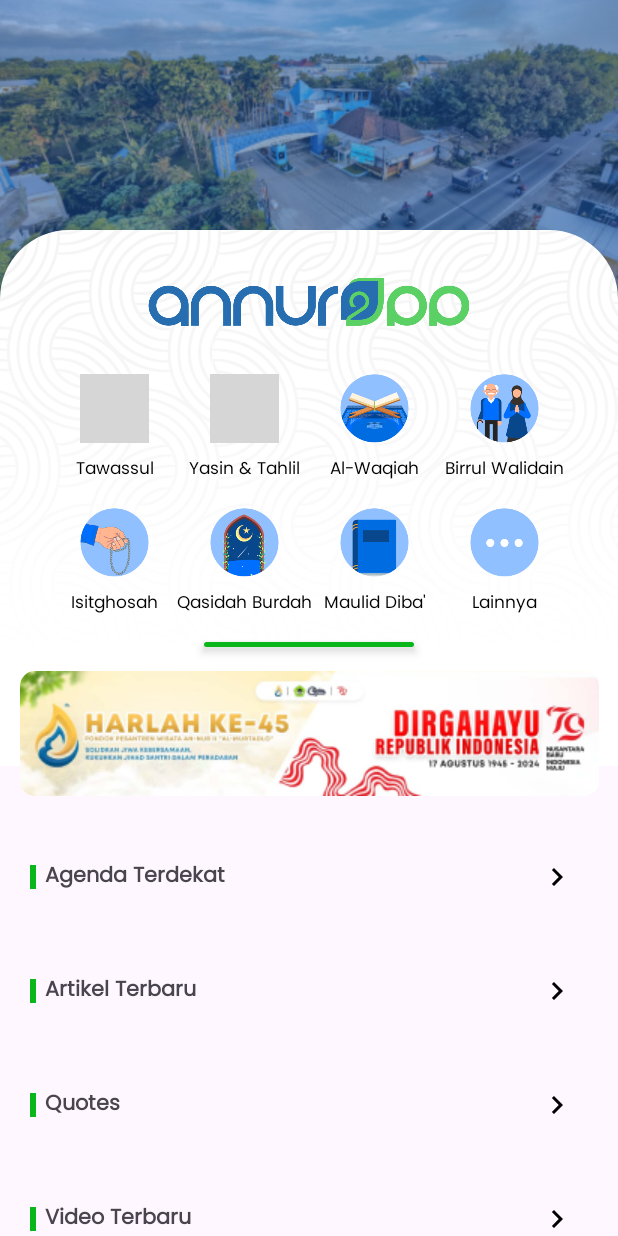
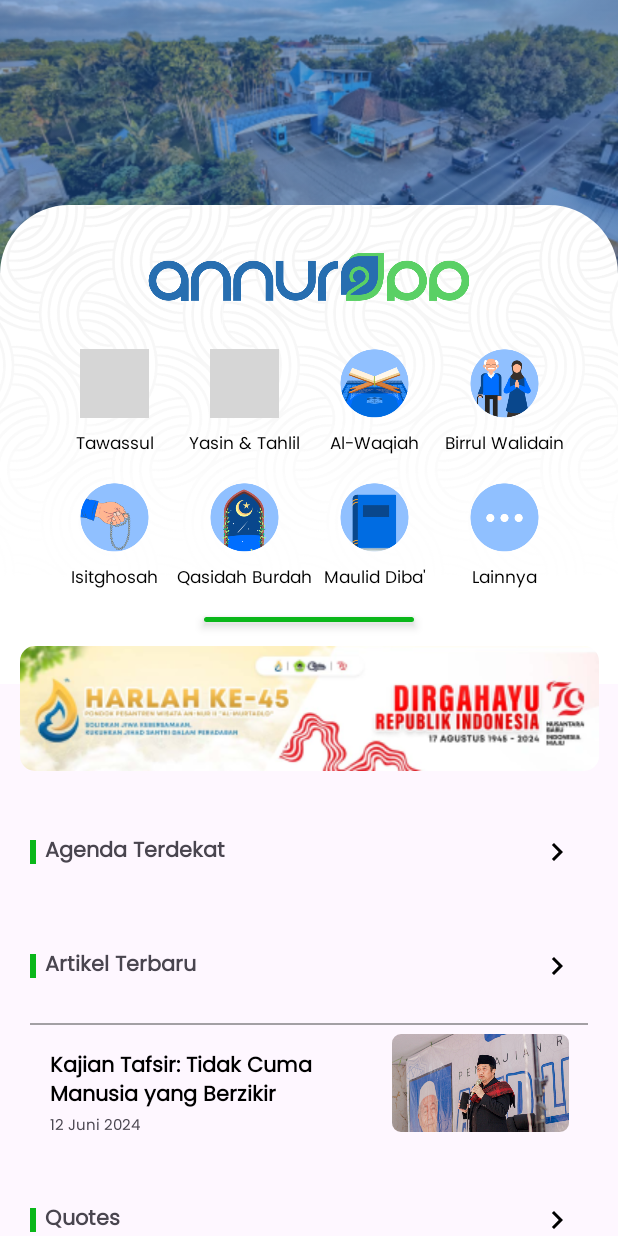
Before and after one commit to cyberannur2/Annur2App, an Android app: the layout fragment_home.xml on its own in the app's theme, with its tools: preview values and no code run, on a phone screen of 412 x 824 dp. Run offline under Robolectric (Android 15) with nearby library versions, the phone set to English and light mode, and no system bars; grey boxes are pictures that could not be loaded.

Commit message:
build: update UI Artikel

```diff
--- a/app/src/main/AndroidManifest.xml
+++ b/app/src/main/AndroidManifest.xml
@@ -1,7 +1,7 @@
 <?xml version="1.0" encoding="utf-8"?>
 <manifest xmlns:android="http://schemas.android.com/apk/res/android"
     xmlns:tools="http://schemas.android.com/tools">
-
+    <uses-permission android:name="android.permission.INTERNET"/>
     <application
         android:allowBackup="true"
         android:dataExtractionRules="@xml/data_extraction_rules"
--- a/app/src/main/res/layout/fragment_home.xml
+++ b/app/src/main/res/layout/fragment_home.xml
@@ -1,9 +1,9 @@
 <?xml version="1.0" encoding="utf-8"?>
 <FrameLayout xmlns:android="http://schemas.android.com/apk/res/android"
+    xmlns:app="http://schemas.android.com/apk/res-auto"
     xmlns:tools="http://schemas.android.com/tools"
     android:layout_width="match_parent"
     android:layout_height="match_parent"
-    xmlns:app="http://schemas.android.com/apk/res-auto"
     tools:context=".HomeFragment">
 
     <androidx.core.widget.NestedScrollView
@@ -54,13 +54,12 @@
                 app:layout_constraintGuide_percent="0.15" />
 
 
-
             <com.google.android.material.imageview.ShapeableImageView
                 android:layout_width="match_parent"
                 android:layout_height="0dp"
+                android:background="@color/white"
                 android:scaleType="centerCrop"
                 android:src="@drawable/bg_pattern"
-                android:background="@color/white"
                 app:layout_constraintBottom_toBottomOf="@id/top_home_guidelane2"
                 app:layout_constraintEnd_toEndOf="parent"
                 app:layout_constraintStart_toStartOf="parent"
@@ -113,7 +112,7 @@
 
             <!--    Banner-->
 
-            <HorizontalScrollView
+            <RelativeLayout
                 android:id="@+id/view_banner"
                 android:layout_width="wrap_content"
                 android:layout_height="wrap_content"
@@ -127,7 +126,7 @@
                 app:layout_constraintTop_toBottomOf="@id/line1">
 
                 <include layout="@layout/fragment_banner" />
-            </HorizontalScrollView>
+            </RelativeLayout>
 
             <!--    Agenda Terdekat-->
 
@@ -220,6 +219,40 @@
 
             </LinearLayout>
 
+            <LinearLayout
+                android:id="@+id/layout_slide_artikel"
+                android:layout_width="match_parent"
+                android:layout_height="wrap_content"
+                android:layout_marginStart="20dp"
+                android:layout_marginTop="8dp"
+                android:layout_marginEnd="20dp"
+                android:layout_marginBottom="12dp"
+
+                android:elevation="4dp"
+                android:orientation="horizontal"
+                app:layout_constraintBottom_toTopOf="@+id/layout_quote"
+                app:layout_constraintEnd_toEndOf="@+id/layout_artikel"
+                app:layout_constraintStart_toStartOf="@+id/layout_artikel"
+                app:layout_constraintTop_toBottomOf="@+id/layout_artikel">
+
+
+                <!--                <TextView-->
+                <!--                    android:layout_width="200dp"-->
+                <!--                    android:layout_height="wrap_content"-->
+                <!--                    android:fontFamily="@font/poppins"-->
+                <!--                    android:text="www"-->
+                <!--                    android:textSize="14sp"-->
+                <!--                    android:textStyle="bold" />-->
+                <androidx.recyclerview.widget.RecyclerView
+                    android:id="@+id/rv_itemArticle"
+                    android:layout_width="match_parent"
+                    android:layout_height="match_parent"
+
+                    tools:itemCount="1"
+                    tools:listitem="@layout/item_artikel" />
+
+
+            </LinearLayout>
             <HorizontalScrollView
                 android:id="@+id/view_artikel"
                 android:layout_width="wrap_content"
@@ -246,7 +279,7 @@
                 android:gravity="center_vertical"
                 app:layout_constraintEnd_toEndOf="parent"
                 app:layout_constraintStart_toStartOf="parent"
-                app:layout_constraintTop_toBottomOf="@id/layout_artikel">
+                app:layout_constraintTop_toBottomOf="@id/layout_slide_artikel">
 
                 <View
                     android:id="@+id/line_quote"
@@ -323,19 +356,6 @@
 
             </LinearLayout>
 
-            <HorizontalScrollView
-                android:id="@+id/view_bacaan1"
-                android:layout_width="wrap_content"
-                android:layout_height="wrap_content"
-                android:layout_marginTop="24dp"
-                android:elevation="2dp"
-                android:foregroundGravity=""
-                app:layout_constraintEnd_toEndOf="parent"
-                app:layout_constraintStart_toStartOf="parent"
-                app:layout_constraintTop_toBottomOf="@id/layout_video">
-
-                <include layout="@layout/layout_bacaan" />
-            </HorizontalScrollView>
 
         </androidx.constraintlayout.widget.ConstraintLayout>
 
--- a/app/src/main/res/layout/item_artikel.xml
+++ b/app/src/main/res/layout/item_artikel.xml
@@ -16,59 +16,84 @@
         app:layout_constraintStart_toStartOf="parent"
         app:layout_constraintTop_toTopOf="parent" />
 
-    <View
-        android:id="@+id/view3"
-        android:layout_width="50dp"
-        android:layout_height="16dp"
-        android:layout_marginStart="8dp"
+<!--    <LinearLayout-->
+<!--        android:layout_width="wrap_content"-->
+<!--        android:layout_height="wrap_content"-->
+<!--        app:layout_constraintStart_toStartOf="@id/view"-->
+<!--        app:layout_constraintTop_toBottomOf="@id/view"-->
+
+<!--        android:layout_marginStart="8dp"-->
+<!--        android:layout_marginTop="8dp"-->
+<!--        >-->
+
+<!--    </LinearLayout>-->
+<!--    <View-->
+<!--        android:id="@+id/view3"-->
+<!--        android:layout_width="50dp"-->
+<!--        android:layout_height="16dp"-->
+<!--        android:layout_marginStart="15dp"-->
+<!--        android:layout_marginTop="8dp"-->
+<!--        android:background="@drawable/bg_artikel_tag"-->
+<!--        app:layout_constraintStart_toStartOf="@id/view"-->
+<!--        app:layout_constraintTop_toBottomOf="@id/view" />-->
+
+<!--    <TextView-->
+<!--        android:id="@+id/tv_category"-->
+<!--        android:layout_width="wrap_content"-->
+<!--        android:layout_height="wrap_content"-->
+<!--        android:fontFamily="@font/poppins"-->
+<!--        android:text="Kajian"-->
+<!--        android:textColor="@color/white"-->
+<!--        android:textSize="10sp"-->
+<!--        android:textStyle="bold"-->
+<!--        app:layout_constraintBottom_toBottomOf="@+id/view3"-->
+<!--        app:layout_constraintEnd_toEndOf="@+id/view3"-->
+<!--        app:layout_constraintStart_toStartOf="@+id/view3"-->
+<!--        app:layout_constraintTop_toTopOf="@+id/view3" />-->
+    <LinearLayout
+        android:id="@+id/category_container"
+        android:layout_width="wrap_content"
+        android:layout_height="wrap_content"
+        android:layout_marginStart="20dp"
+        android:layout_marginEnd="20dp"
         android:layout_marginTop="8dp"
-        android:background="@drawable/bg_artikel_tag"
+        android:orientation="horizontal"
         app:layout_constraintStart_toStartOf="@id/view"
-        app:layout_constraintTop_toBottomOf="@id/view" />
+        app:layout_constraintTop_toBottomOf="@id/view">
+
+        <!-- Category tags will be added programmatically here -->
+
+    </LinearLayout>
 
     <TextView
-        android:id="@+id/tag"
-        android:layout_width="wrap_content"
-        android:layout_height="wrap_content"
-        android:fontFamily="@font/poppins"
-        android:text="Kajian"
-        android:textColor="@color/white"
-        android:textSize="10sp"
-        android:textStyle="bold"
-        app:layout_constraintBottom_toBottomOf="@+id/view3"
-        app:layout_constraintEnd_toEndOf="@+id/view3"
-        app:layout_constraintStart_toStartOf="@+id/view3"
-        app:layout_constraintTop_toTopOf="@+id/view3" />
-
-    <TextView
-        android:id="@+id/textView3"
+        android:id="@+id/tv_title"
         android:layout_width="0dp"
         android:layout_height="wrap_content"
         android:layout_marginTop="8dp"
-        android:layout_marginEnd="8dp"
         android:fontFamily="@font/poppins"
         android:text="Kajian Tafsir: Tidak Cuma Manusia yang Berzikir"
         android:textColor="@color/black"
         android:textSize="14sp"
         android:textStyle="bold"
-        app:layout_constraintEnd_toStartOf="@+id/imageView"
-        app:layout_constraintStart_toStartOf="@+id/view3"
-        app:layout_constraintTop_toBottomOf="@id/view3" />
+        app:layout_constraintEnd_toStartOf="@+id/iv_image"
+        app:layout_constraintStart_toStartOf="@+id/category_container"
+        app:layout_constraintTop_toBottomOf="@id/category_container" />
 
     <TextView
+        android:id="@+id/tv_tanggal"
         android:layout_width="wrap_content"
         android:layout_height="wrap_content"
         android:fontFamily="@font/poppins"
         android:text="12 Juni 2024"
         android:textSize="10sp"
-        app:layout_constraintStart_toStartOf="@+id/textView3"
-        app:layout_constraintTop_toBottomOf="@+id/textView3" />
+        app:layout_constraintStart_toStartOf="@+id/tv_title"
+        app:layout_constraintTop_toBottomOf="@+id/tv_title" />
 
     <com.google.android.material.imageview.ShapeableImageView
-        android:id="@+id/imageView"
+        android:id="@+id/iv_image"
         android:layout_width="118dp"
         android:layout_height="65dp"
-        android:layout_marginEnd="8dp"
+        android:layout_marginEnd="20dp"
         android:scaleType="centerCrop"
         android:src="@drawable/pre_agenda"
         app:shapeAppearanceOverlay="@style/roundimageview_thumbnail"
--- a/app/src/main/res/values/themes.xml
+++ b/app/src/main/res/values/themes.xml
@@ -2,7 +2,7 @@
     <!-- Base application theme. -->
     <style name="Base.Theme.Annur2App" parent="Theme.Material3.DayNight.NoActionBar">
         <!-- Customize your light theme here. -->
-        <!-- <item name="colorPrimary">@color/my_light_primary</item> -->
+         <item name="colorPrimary">@color/white</item>
     </style>
 
     <style name="Theme.Annur2App" parent="Base.Theme.Annur2App" />
--- a/build.gradle.kts
+++ b/build.gradle.kts
@@ -2,4 +2,6 @@
 plugins {
     alias(libs.plugins.android.application) apply false
     alias(libs.plugins.jetbrains.kotlin.android) apply false
+    id("com.google.devtools.ksp") version "1.9.0-1.0.13" apply false
+
 }
```
Also changed, not shown: app/build.gradle.kts (+37 -4 lines), app/src/main/java/com/miniawradsantri/awrad/HomeFragment.kt (+69 -4 lines), app/src/main/java/com/miniawradsantri/awrad/adapter/ArticleAdapter.kt (added, +65 -0 lines), app/src/main/java/com/miniawradsantri/awrad/dao/AppDao.kt (added, +49 -0 lines), app/src/main/java/com/miniawradsantri/awrad/data/WP_API.kt (added, +18 -0 lines), app/src/main/java/com/miniawradsantri/awrad/entities/ArticleEntity.kt (added, +31 -0 lines), app/src/main/java/com/miniawradsantri/awrad/model/ArticleModel.kt (added, +26 -0 lines), app/src/main/java/com/miniawradsantri/awrad/repository/AppDatabase.kt (added, +35 -0 lines), app/src/main/java/com/miniawradsantri/awrad/utils/Converter.kt (added, +18 -0 lines), app/src/main/java/com/miniawradsantri/awrad/utils/Decoration.kt (added, +11 -0 lines), app/src/main/java/com/miniawradsantri/awrad/viewmodel/MainViewModel.kt (added, +94 -0 lines), app/src/main/res/layout/item_article1.xml (added, +49 -0 lines), gradle/libs.versions.toml (+46 -0 lines).
